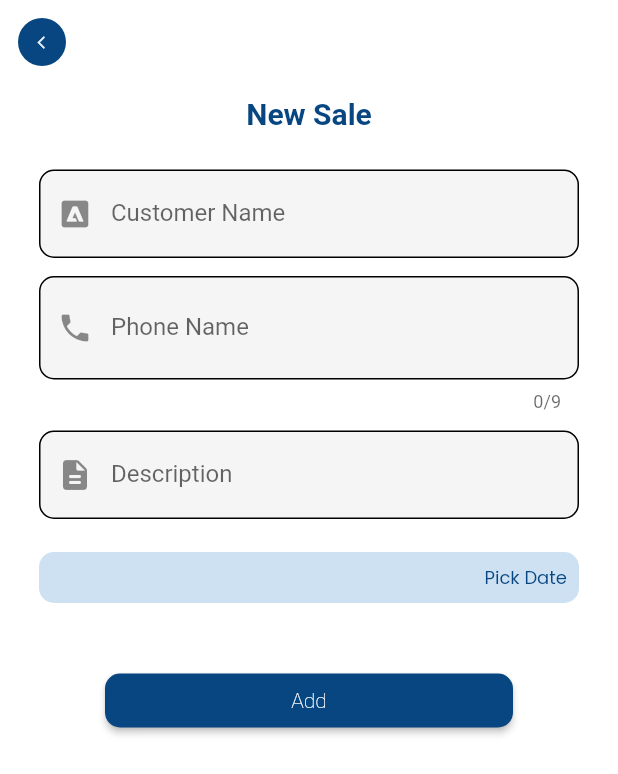
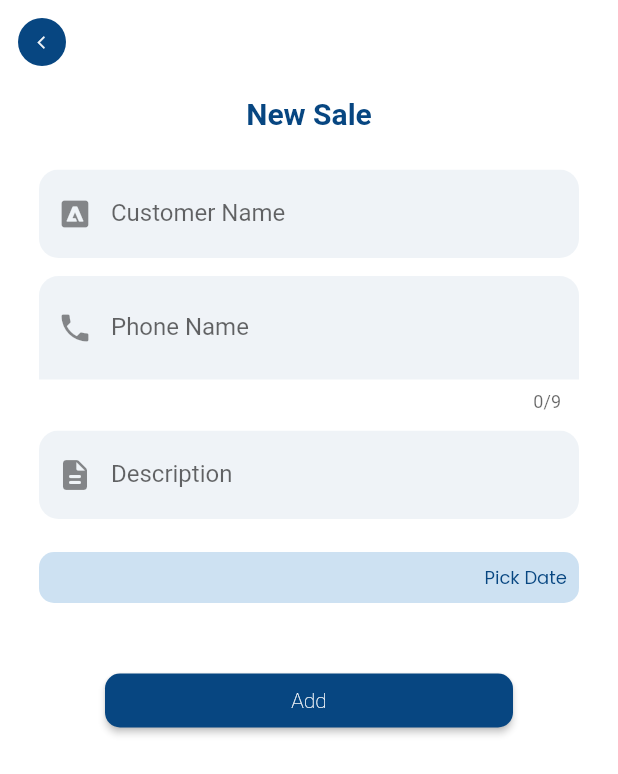
Before and after one commit to Kulwa-silya/tona, a Flutter app: the AddSales screen opened directly, on a phone screen of 412 x 824 dp. Shown: the top 774 px of the screen. Run offline on Flutter 3.47's test engine with Material 2 defaults, Android fonts, the phone set to English and light mode, and no system bars; our stand-ins replace animated_splash_screen, extended_image, flutter_datetime_picker, flutter_spinkit, google_fonts, image_picker and 6 more; missing offline and left inert: wc_form_validators; accounts and stored records are empty; project files that could hold a hidden picture were left out.

```diff
--- a/tona_frontend/lib/Admin/Pages/Sales/addsales.dart
+++ b/tona_frontend/lib/Admin/Pages/Sales/addsales.dart
@@ -74,6 +74,8 @@ class _AddSalesState extends State<AddSales> {
 
   DateTime? gdate;
 
+  bool showsnack = false;
+
   getAccessToken() async {
     SharedPreferences prefs = await SharedPreferences.getInstance();
     //Return String
@@ -129,11 +131,13 @@ class _AddSalesState extends State<AddSales> {
                 "customer_name": cnameC.text,
                 "phone_number": "+255${phoneC.text}",
                 "description": descC.text,
-                "date": gdate == null ? DateTime.now().toString() : gdate
+                "date":
+                    gdate == null ? DateTime.now().toString() : gdate.toString()
               }))
           .then((value) async {
         setState(() {
           success = false;
+          showsnack = true;
         });
       });
 
@@ -148,9 +152,32 @@ class _AddSalesState extends State<AddSales> {
     print(success);
   }
 
+  String getDayOfWeek(int day) {
+    switch (day) {
+      case 1:
+        return 'Monday';
+      case 2:
+        return 'Tuesday';
+      case 3:
+        return 'Wednesday';
+      case 4:
+        return 'Thursday';
+      case 5:
+        return 'Friday';
+      case 6:
+        return 'Saturday';
+      case 7:
+        return 'Sunday';
+      default:
+        return '';
+    }
+  }
+
   bool saveAttempt = false;
   @override
   Widget build(BuildContext context) {
+    final now = DateTime.now();
+    final dayOfWeek = getDayOfWeek(now.weekday);
     return Scaffold(
       backgroundColor: Colors.white,
       appBar: AppBar(
@@ -204,9 +231,12 @@ class _AddSalesState extends State<AddSales> {
 
                       Padding(
                         padding: EdgeInsets.fromLTRB(16, 6, 16, 6),
+                        child: ClipRRect(
+                          borderRadius: BorderRadius.circular(13),
                           child: TextFormField(
                             keyboardType: TextInputType.text,
-                          autovalidateMode: AutovalidateMode.onUserInteraction,
+                            autovalidateMode:
+                                AutovalidateMode.onUserInteraction,
                             validator: (emailValue) {
                               if (emailValue!.isEmpty) {
                                 return "Fill in Customer name";
@@ -226,38 +256,28 @@ class _AddSalesState extends State<AddSales> {
                               ),
                               labelText: "Customer Name",
                               hintText: "Ex: Norman Mushi",
-                            enabledBorder: OutlineInputBorder(
-                              borderRadius: const BorderRadius.all(
-                                const Radius.circular(10.0),
+                              border: InputBorder.none,
+                              filled: true,
+                              fillColor: ColorTheme.m_blue_mpauko_zaidi_zaidi,
                             ),
-                              borderSide: BorderSide(
-                                color: Colors.black,
-                              ),
-                            ),
-                            border: OutlineInputBorder(
-                              borderSide: BorderSide(color: ColorTheme.m_blue),
-                              borderRadius: const BorderRadius.all(
-                                const Radius.circular(10.0),
-                              ),
-                            ),
-                            filled: true,
                           ),
                         ),
                       ),
 
                       Padding(
                         padding: EdgeInsets.fromLTRB(16, 6, 16, 6),
+                        child: ClipRRect(
+                          borderRadius: BorderRadius.circular(13),
                           child: TextFormField(
                             keyboardType: TextInputType.phone,
                             maxLength: 9,
-                          autovalidateMode: AutovalidateMode.onUserInteraction,
+                            autovalidateMode:
+                                AutovalidateMode.onUserInteraction,
                             validator: (emailValue) {
                               if (emailValue!.isEmpty) {
                                 return "Fill in Phone number";
                               }
-                            RegExp regExp = new RegExp(
-                                "[a-zA-Z0-9\+\.\_\%\-\+]{1,256}" +
-                                    "[a-zA-Z0-9][a-zA-Z0-9\\-]{0,64}");
+                              RegExp regExp = new RegExp(r'^[0-9]+$');
                               if (regExp.hasMatch(emailValue)) {
                                 return null;
                               }
@@ -270,16 +290,12 @@ class _AddSalesState extends State<AddSales> {
                               ),
                               labelText: "Phone Name",
                               hintText: "Ex: Electronics",
-                            enabledBorder: OutlineInputBorder(
-                              borderRadius: const BorderRadius.all(
-                                const Radius.circular(10.0),
-                              ),
-                              borderSide: BorderSide(
-                                color: Colors.black,
-                              ),
-                            ),
+                              border: InputBorder.none,
+                              filled: true,
+                              fillColor: ColorTheme.m_blue_mpauko_zaidi_zaidi,
                               prefix: Padding(
-                              padding: const EdgeInsets.fromLTRB(4.0, 0, 5, 0),
+                                padding:
+                                    const EdgeInsets.fromLTRB(4.0, 0, 5, 0),
                                 child: ClipRRect(
                                   borderRadius: BorderRadius.circular(10),
                                   child: Container(
@@ -293,22 +309,19 @@ class _AddSalesState extends State<AddSales> {
                                       )),
                                 ),
                               ),
-                            border: OutlineInputBorder(
-                              borderSide: BorderSide(color: ColorTheme.m_blue),
-                              borderRadius: const BorderRadius.all(
-                                const Radius.circular(10.0),
                             ),
-                            ),
-                            filled: true,
                           ),
                         ),
                       ),
 
                       Padding(
                         padding: EdgeInsets.fromLTRB(16, 6, 16, 6),
+                        child: ClipRRect(
+                          borderRadius: BorderRadius.circular(13),
                           child: TextFormField(
                             keyboardType: TextInputType.text,
-                          autovalidateMode: AutovalidateMode.onUserInteraction,
+                            autovalidateMode:
+                                AutovalidateMode.onUserInteraction,
                             validator: (emailValue) {
                               if (emailValue!.isEmpty) {
                                 return "Fill in Description ";
@@ -328,21 +341,10 @@ class _AddSalesState extends State<AddSales> {
                               ),
                               labelText: "Description ",
                               hintText: "Ex: Type, form, condition",
-                            enabledBorder: OutlineInputBorder(
-                              borderRadius: const BorderRadius.all(
-                                const Radius.circular(10.0),
+                              border: InputBorder.none,
+                              filled: true,
+                              fillColor: ColorTheme.m_blue_mpauko_zaidi_zaidi,
                             ),
-                              borderSide: BorderSide(
-                                color: Colors.black,
-                              ),
-                            ),
-                            border: OutlineInputBorder(
-                              borderSide: BorderSide(color: ColorTheme.m_blue),
-                              borderRadius: const BorderRadius.all(
-                                const Radius.circular(10.0),
-                              ),
-                            ),
-                            filled: true,
                           ),
                         ),
                       ),
@@ -437,14 +439,17 @@ class _AddSalesState extends State<AddSales> {
                                       showDialog(
                                           context: context,
                                           builder: (context) {
-                                            return AddSoldProd();
+                                            return AddSoldProd(
+                                              salename:
+                                                  "Sale to ${cnameC.text} for $dayOfWeek ${gdate == null ? DateTime.now().toString().substring(0, 16) : gdate.toString().substring(0, 16)}",
+                                            );
                                           });
                                     });
                                     setState(() {
                                       success = true;
                                       // successErr = true;
                                     });
-                                    if (success == true)
+                                    if (showsnack == true)
                                       ScaffoldMessenger.of(context)
                                           .showSnackBar(SnackBar(
                                         content: Padding(
--- a/tona_frontend/lib/Admin/consts/colorTheme.dart
+++ b/tona_frontend/lib/Admin/consts/colorTheme.dart
@@ -6,6 +6,7 @@ class ColorTheme {
   static final Color m_blue = Color.fromARGB(255, 7, 70, 129);
   static final Color m_blue_mpauko = Color.fromARGB(255, 41, 121, 207);
   static final Color m_blue_mpauko_zaidi = Color.fromARGB(255, 205, 225, 242);
-  static final Color m_blue_mpauko_zaidi_zaidi = Color.fromARGB(255, 233, 241, 249);
+  static final Color m_blue_mpauko_zaidi_zaidi = Color.fromARGB(255, 239, 243, 247);
+  static final Color m_blue_mpauko_zaidi_zaidi_zaidi = Color.fromARGB(255, 233, 241, 249);
   static final Color m_white = Color.fromARGB(255, 255, 255, 255);
 }
--- a/tona_frontend/lib/Shared/gettingTokens.dart
+++ b/tona_frontend/lib/Shared/gettingTokens.dart
@@ -10,7 +10,6 @@ class GettingToken{
     return stringValue;
   }
 }
-
 // _fetchList() {
 //   return _prefs.getStringList('key');
 // }
```
Also changed, not shown: tona_frontend/lib/Admin/Pages/Sales/addsoldProducts.dart (+208 -179 lines), tona_frontend/lib/Auth/signIn.dart (+26 -47 lines). Lines whose indentation alone changed are shown as unchanged.
